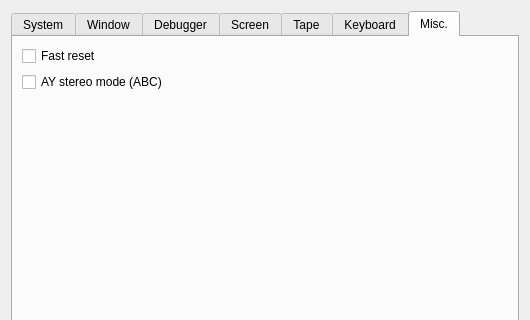
vpyk/emu80v4, file src/qt/qtSettingsDialog.ui: the form before one commit; both pictures show x 0 to 530 and y 0 to 320 of the 530 by 621 pixel window.
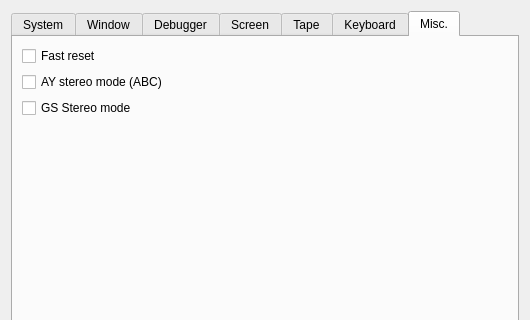
The form after the commit. The open tabs and pages were chosen to show the change.

Commit message: Add option to turn on/off GS stereo mode

Patch:
```diff
--- a/src/qt/qtSettingsDialog.ui
+++ b/src/qt/qtSettingsDialog.ui
@@ -1607,6 +1607,13 @@
          </property>
         </widget>
        </item>
+       <item>
+        <widget class="QCheckBox" name="gsStereoCheckBox">
+         <property name="text">
+          <string>GS Stereo mode</string>
+         </property>
+        </widget>
+       </item>
        <item>
         <spacer name="verticalSpacer_8">
          <property name="orientation">
```
The commit also changes 5 other files.
